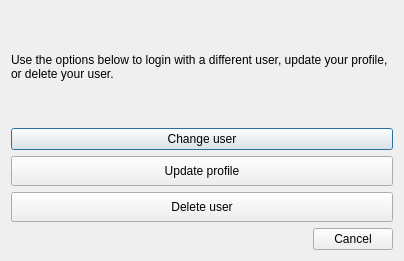
Old version of the form LDMP/gui/DlgSettingsEdit.ui in the repository ConservationInternational/trends.earth.
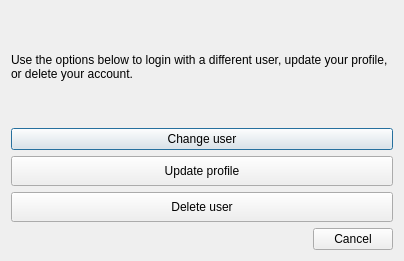
New version of the form.

The edit to the form file:
```diff
--- a/LDMP/gui/DlgSettingsEdit.ui
+++ b/LDMP/gui/DlgSettingsEdit.ui
@@ -29,7 +29,7 @@
       </font>
      </property>
      <property name="text">
-      <string>Use the options below to login with a different user, update your profile, or delete your user.</string>
+      <string>Use the options below to login with a different user, update your profile, or delete your account.</string>
      </property>
      <property name="wordWrap">
       <bool>true</bool>
```
